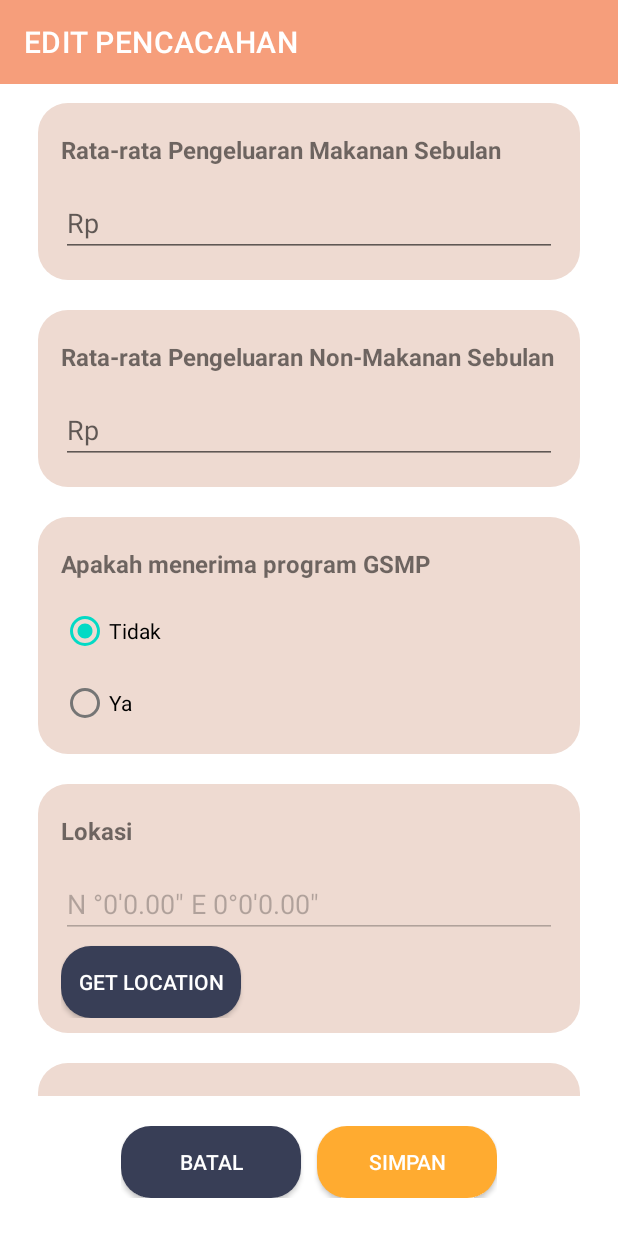
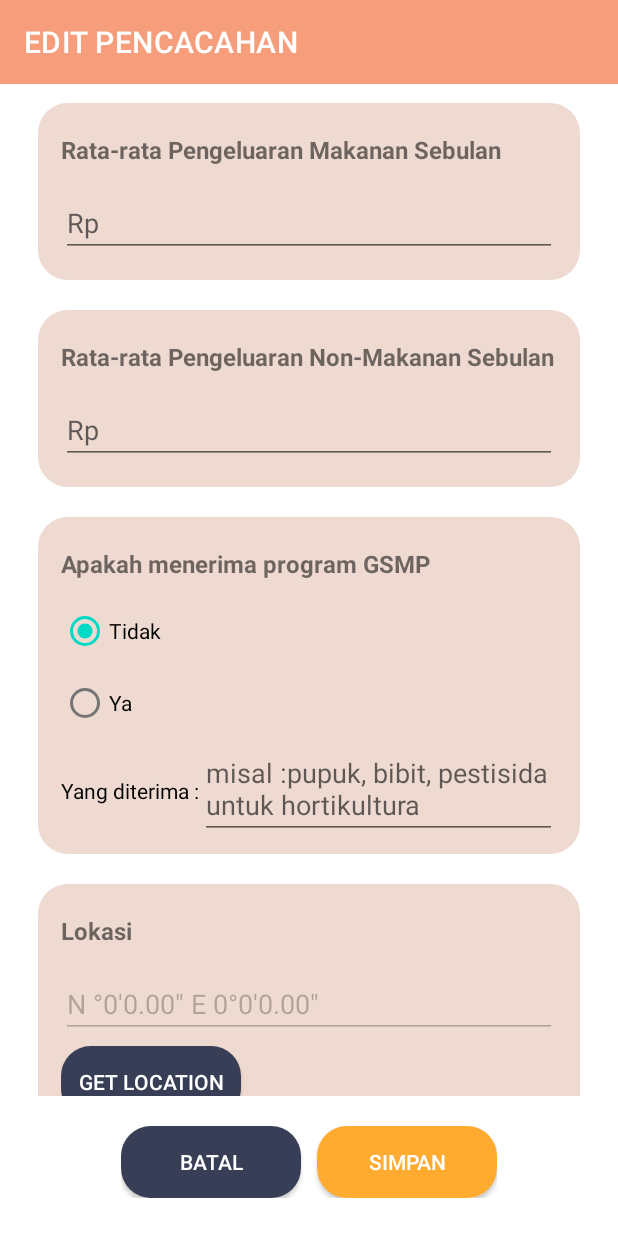
Before and after one commit to arirismansyah/siemas_android, an Android app: the EditPencacahanActivity screen opened directly, with no data from a screen before it, scrolled down 945 dp, on a phone screen of 412 x 824 dp. Run offline under Robolectric (Android 15) with nearby library versions, the phone set to English and light mode, and no system bars; our stand-ins replace Room's generated code; pictures from the network do not load; 18 statements that could not run were skipped.

Commit message:
input edit pencacahan gsmp deskripsi

```diff
--- a/app/build.gradle
+++ b/app/build.gradle
@@ -9,7 +9,7 @@ android {
         applicationId "com.npssumsel.siemas"
         minSdk 21
         targetSdk 32
-        versionCode 4
+        versionCode 5
         versionName "2023.1"
 
         testInstrumentationRunner "androidx.test.runner.AndroidJUnitRunner"
--- a/app/src/main/java/com/example/siemas/Activities/EditPencacahanActivity.java
+++ b/app/src/main/java/com/example/siemas/Activities/EditPencacahanActivity.java
@@ -101,7 +101,7 @@ public class EditPencacahanActivity extends AppCompatActivity {
     private double currentLongitude;
     private String lokasi = "";
 
-    private TextInputEditText tiKdKab, tinamaKab, tiNks, tiNuRt, tiNamaKrt, tiJmlArt, tiMakananSebulan, tiNonMakananSebulan, tiKoordinat;
+    private TextInputEditText tiKdKab, tinamaKab, tiNks, tiNuRt, tiNamaKrt, tiJmlArt, tiMakananSebulan, tiNonMakananSebulan, tiKoordinat, tigsmpdesk;
     private Spinner spinnerStatusRumah;
     private RadioButton rbGsmpYa, rbGsmpNo;
     private RadioGroup rgGsmp;
@@ -146,6 +146,7 @@ public class EditPencacahanActivity extends AppCompatActivity {
         getFotoBtn = findViewById(R.id.getFotoBtn);
         batalBtn = findViewById(R.id.batalPencacahanDsrt);
         mImageView = findViewById(R.id.ivFotoRumah);
+        tigsmpdesk = findViewById(R.id.input_gsmp_desk);
 
         iddsrt = Integer.parseInt(this.getIntent().getStringExtra(EXTRA_ID_DSRT));
 
@@ -244,6 +245,7 @@ public class EditPencacahanActivity extends AppCompatActivity {
             rbGsmpYa.setChecked(true);
             rbGsmpNo.setChecked(false);
         }
+        tigsmpdesk.setText(dsrt.getGsmp_desk());
 
         // set koordinat
         currentLatitude = Double.parseDouble(dsrt.getLatitude());
@@ -333,6 +335,7 @@ public class EditPencacahanActivity extends AppCompatActivity {
                             tiMakananSebulan.getText().toString(),
                             tiNonMakananSebulan.getText().toString(),
                             gsmp,
+                            tigsmpdesk.getText().toString(),
                             String.valueOf(currentLatitude),
                             String.valueOf(currentLongitude),
                             dsrt.getDurasi_pencacahan(),
--- a/app/src/main/java/com/example/siemas/RoomDatabase/Dao/DsrtDao.java
+++ b/app/src/main/java/com/example/siemas/RoomDatabase/Dao/DsrtDao.java
@@ -68,12 +68,13 @@ public interface DsrtDao {
             "makanan_sebulan = :makananSebulan, " +
             "nonmakanan_sebulan = :nonMakananSebulan, " +
             "gsmp = :gsmp," +
+            "gsmp_desk = :gsmp_desk," +
             "latitude = :latitude," +
             "longitude = :longitude," +
             "durasi_pencachan = :durasi," +
             "foto = :fileFoto," +
             "status_pencacahan = :statusPencacahan WHERE id = :idDsrt")
-    void updatePencacahan(int idDsrt, String namaKrt, int jmlKrt, String statusRumah, String makananSebulan, String nonMakananSebulan, int gsmp, String latitude, String longitude, String durasi, String fileFoto, int statusPencacahan);
+    void updatePencacahan(int idDsrt, String namaKrt, int jmlKrt, String statusRumah, String makananSebulan, String nonMakananSebulan, int gsmp,String gsmp_desk, String latitude, String longitude, String durasi, String fileFoto, int statusPencacahan);
 
     @Query("UPDATE dsrt SET " +
             "latitude_selesai = :latitudea_selesai, " +
--- a/app/src/main/java/com/example/siemas/RoomDatabase/ViewModel.java
+++ b/app/src/main/java/com/example/siemas/RoomDatabase/ViewModel.java
@@ -110,8 +110,8 @@ public class ViewModel extends AndroidViewModel {
 
     // update pencacahan
     public void updatePencacahan(int idDsrt, String namaKrt, int jmlArt, String statusRumah, String makananSebulan, String nonMakananSebulan, int
-            gsmp, String latitude, String longitude, String durasi, String fileFoto, int statusPencacahan){
-        repository.updatePencacahan(idDsrt, namaKrt, jmlArt, statusRumah, makananSebulan, nonMakananSebulan, gsmp, latitude, longitude, durasi, fileFoto, statusPencacahan);
+            gsmp,String gsmp_desk, String latitude, String longitude, String durasi, String fileFoto, int statusPencacahan){
+        repository.updatePencacahan(idDsrt, namaKrt, jmlArt, statusRumah, makananSebulan, nonMakananSebulan, gsmp, gsmp_desk, latitude, longitude, durasi, fileFoto, statusPencacahan);
     }
 
     // update pemeriksaan
--- a/app/src/main/res/layout/activity_edit_pencacahan.xml
+++ b/app/src/main/res/layout/activity_edit_pencacahan.xml
@@ -365,6 +365,27 @@
                             android:layout_height="wrap_content"
                             android:text="Ya"></RadioButton>
                     </RadioGroup>
+                    <androidx.appcompat.widget.LinearLayoutCompat
+                        android:layout_width="match_parent"
+                        android:layout_height="wrap_content"
+                        android:orientation="horizontal"
+                        >
+                        <TextView
+                            android:layout_width="wrap_content"
+                            android:layout_height="wrap_content"
+                            android:text="Yang diterima :"
+                            android:textColor="@color/black"
+                            >
+
+                        </TextView>
+                        <com.google.android.material.textfield.TextInputEditText
+                            android:id="@+id/input_gsmp_desk"
+                            android:layout_width="match_parent"
+                            android:layout_height="wrap_content"
+                            android:hint="misal :pupuk, bibit, pestisida untuk hortikultura"
+                            android:maxLines="1"></com.google.android.material.textfield.TextInputEditText>
+
+                    </androidx.appcompat.widget.LinearLayoutCompat>
                 </androidx.appcompat.widget.LinearLayoutCompat>
 
                 <androidx.appcompat.widget.LinearLayoutCompat
```
Also changed, not shown: app/src/main/java/com/example/siemas/Activities/InputPencacahanActivity.java (+24 -16 lines), app/src/main/java/com/example/siemas/RoomDatabase/Entities/Dsrt.java (+19 -5 lines), app/src/main/java/com/example/siemas/RoomDatabase/Repository.java (+11 -9 lines), app/src/main/res/layout/activity_input_pencacahan.xml (+23 -0 lines).
